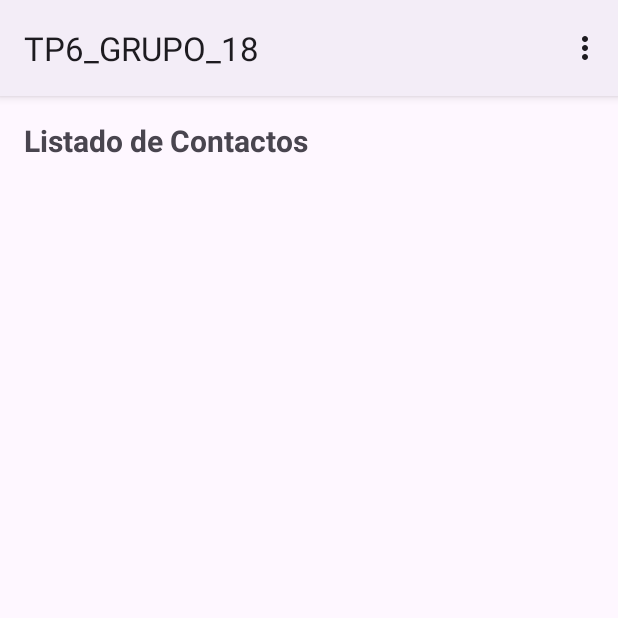
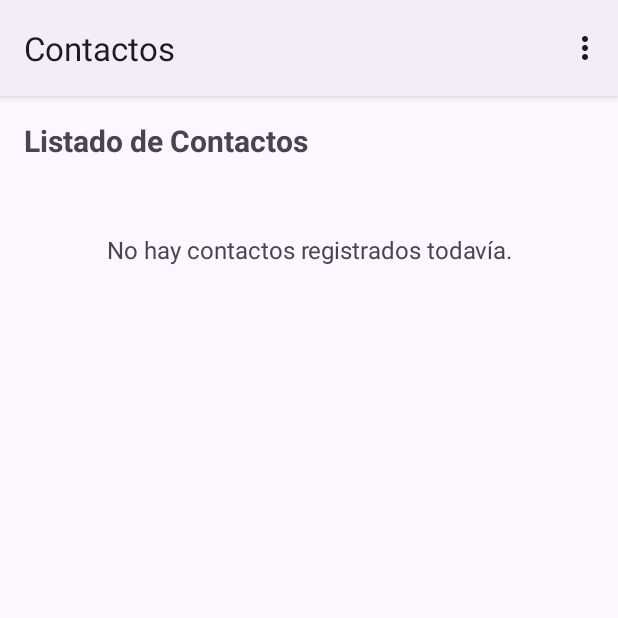
Before and after one commit to valemo69/TP6_GRUPO_18, an Android app: the FormListaContacto screen opened directly, with no data from a screen before it, on a phone screen of 412 x 824 dp, the top half of it. Run offline under Robolectric (Android 15) with nearby library versions, the phone set to English and light mode, and no system bars.

Commit message:
Ejercicio 3: correccion visual en ListView, formato en mayusculas, estado vacio y detalle completo

```diff
--- a/app/src/main/java/com/example/tp6_grupo_18/FormListaContacto.java
+++ b/app/src/main/java/com/example/tp6_grupo_18/FormListaContacto.java
@@ -4,21 +4,21 @@ import android.content.Intent;
 import android.os.Bundle;
 import android.view.Menu;
 import android.view.MenuItem;
-import android.view.View;
-import android.widget.AdapterView;
 import android.widget.ArrayAdapter;
 import android.widget.ListView;
-import android.widget.Toast;
+import android.widget.TextView;
 
 import androidx.appcompat.app.AlertDialog;
 import androidx.appcompat.app.AppCompatActivity;
 
 import java.util.ArrayList;
 import java.util.List;
+import java.util.Locale;
 
 public class FormListaContacto extends AppCompatActivity {
 
     private ListView lvContactos;
+    private TextView tvSinContactos;
     private ContactoDBHelper dbHelper;
     private List<Contacto> listaContactos;
 
@@ -27,48 +27,61 @@ public class FormListaContacto extends AppCompatActivity {
         super.onCreate(savedInstanceState);
         setContentView(R.layout.activity_form_lista_contacto);
 
+        setTitle("Contactos");
+
         lvContactos = findViewById(R.id.lvContactos);
+        tvSinContactos = findViewById(R.id.tvSinContactos);
+        lvContactos.setEmptyView(tvSinContactos);
+
         dbHelper = new ContactoDBHelper(this);
 
         cargarLista();
 
-        lvContactos.setOnItemClickListener(new AdapterView.OnItemClickListener() {
-            @Override
-            public void onItemClick(AdapterView<?> parent, View view, int position, long id) {
-                Contacto c = listaContactos.get(position);
-                mostrarDetalle(c);
-            }
+        lvContactos.setOnItemClickListener((parent, view, position, id) -> {
+            Contacto c = listaContactos.get(position);
+            mostrarDetalle(c);
         });
     }
 
     private void cargarLista() {
         listaContactos = dbHelper.obtenerTodos();
-        List<String> nombres = new ArrayList<>();
+        List<String> items = new ArrayList<>();
+
         for (Contacto c : listaContactos) {
-            nombres.add(c.getNombre() + " " + c.getApellido() + " - " + c.getEmail());
+            String fila = valorSeguro(c.getNombre()) + " " +
+                    valorSeguro(c.getApellido()) + " - " +
+                    valorSeguro(c.getEmail());
+            items.add(fila.toUpperCase(Locale.getDefault()));
         }
 
-        ArrayAdapter<String> adapter = new ArrayAdapter<>(this,
-                android.R.layout.simple_list_item_1, nombres);
+        ArrayAdapter<String> adapter = new ArrayAdapter<>(
+                this,
+                android.R.layout.simple_list_item_1,
+                items
+        );
         lvContactos.setAdapter(adapter);
     }
 
     private void mostrarDetalle(Contacto c) {
-        String detalle = "Nombre: " + c.getNombre() + "\n" +
-                "Apellido: " + c.getApellido() + "\n" +
-                "Teléfono: " + c.getTelefono() + " (" + c.getTipoTelefono() + ")\n" +
-                "Email: " + c.getEmail() + " (" + c.getTipoEmail() + ")\n" +
-                "Fecha de Nacimiento: " + c.getFechaNacimiento() + "\n" +
-                "Dirección: " + c.getDireccion() + "\n" +
-                "Nivel de Estudios: " + c.getNivelEstudios() + "\n" +
-                "Intereses: " + c.getIntereses() + "\n" +
+        String detalle = "Nombre: " + valorSeguro(c.getNombre()) + "\n" +
+                "Apellido: " + valorSeguro(c.getApellido()) + "\n" +
+                "Teléfono: " + valorSeguro(c.getTelefono()) + " (" + valorSeguro(c.getTipoTelefono()) + ")\n" +
+                "Email: " + valorSeguro(c.getEmail()) + " (" + valorSeguro(c.getTipoEmail()) + ")\n" +
+                "Fecha de Nacimiento: " + valorSeguro(c.getFechaNacimiento()) + "\n" +
+                "Dirección: " + valorSeguro(c.getDireccion()) + "\n" +
+                "Nivel de Estudios: " + valorSeguro(c.getNivelEstudios()) + "\n" +
+                "Intereses: " + valorSeguro(c.getIntereses()) + "\n" +
                 "Recibe información: " + (c.isRecibeInformacion() ? "Sí" : "No");
 
         new AlertDialog.Builder(this)
                 .setTitle("Detalle del Contacto")
                 .setMessage(detalle)
-                .setPositiveButton("OK", null)
+                .setPositiveButton("Cerrar", null)
                 .show();
+    }
+
+    private String valorSeguro(String valor) {
+        return (valor == null || valor.trim().isEmpty()) ? "-" : valor.trim();
     }
 
     @Override
@@ -88,7 +101,9 @@ public class FormListaContacto extends AppCompatActivity {
         int id = item.getItemId();
         if (id == R.id.menu_agregar) {
             Intent intent = new Intent(this, FormAgregarContacto.class);
+            intent.setFlags(Intent.FLAG_ACTIVITY_CLEAR_TOP);
             startActivity(intent);
+            finish();
             return true;
         } else if (id == R.id.menu_listado) {
             return true;
--- a/app/src/main/res/layout/activity_form_lista_contacto.xml
+++ b/app/src/main/res/layout/activity_form_lista_contacto.xml
@@ -20,6 +20,16 @@
             android:textStyle="bold"
             android:layout_marginBottom="16dp" />
 
+        <TextView
+            android:id="@+id/tvSinContactos"
+            android:layout_width="match_parent"
+            android:layout_height="wrap_content"
+            android:text="No hay contactos registrados todavía."
+            android:textSize="16sp"
+            android:gravity="center"
+            android:paddingTop="32dp"
+            android:visibility="gone" />
+
         <ListView
             android:id="@+id/lvContactos"
             android:layout_width="match_parent"
```
